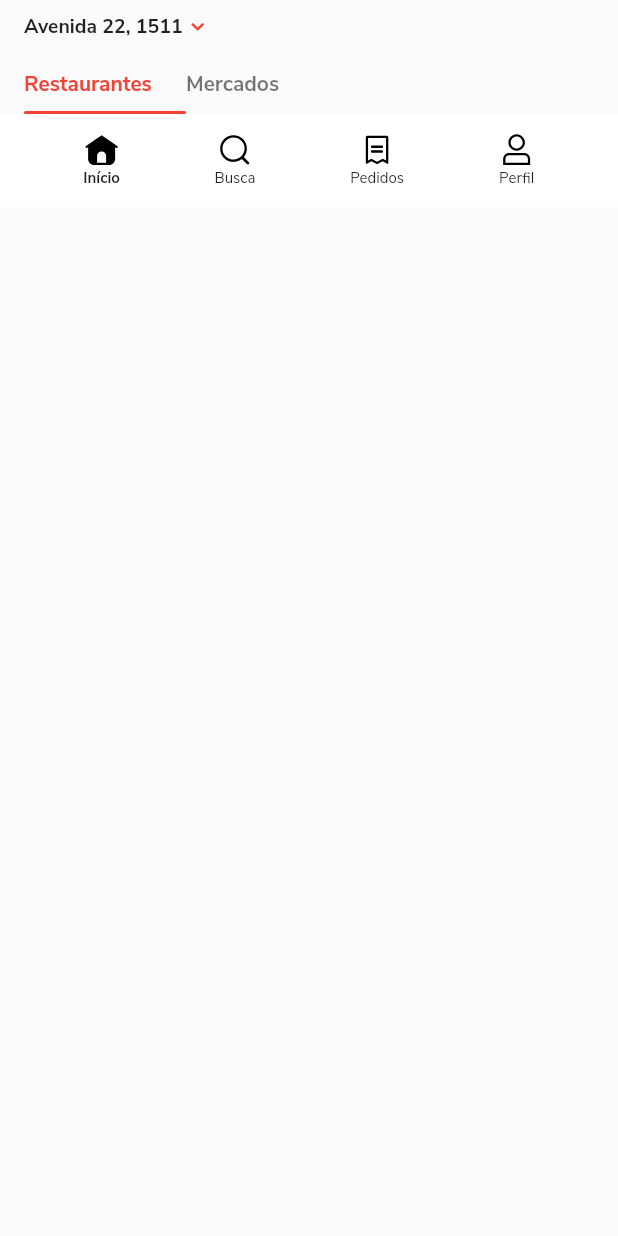
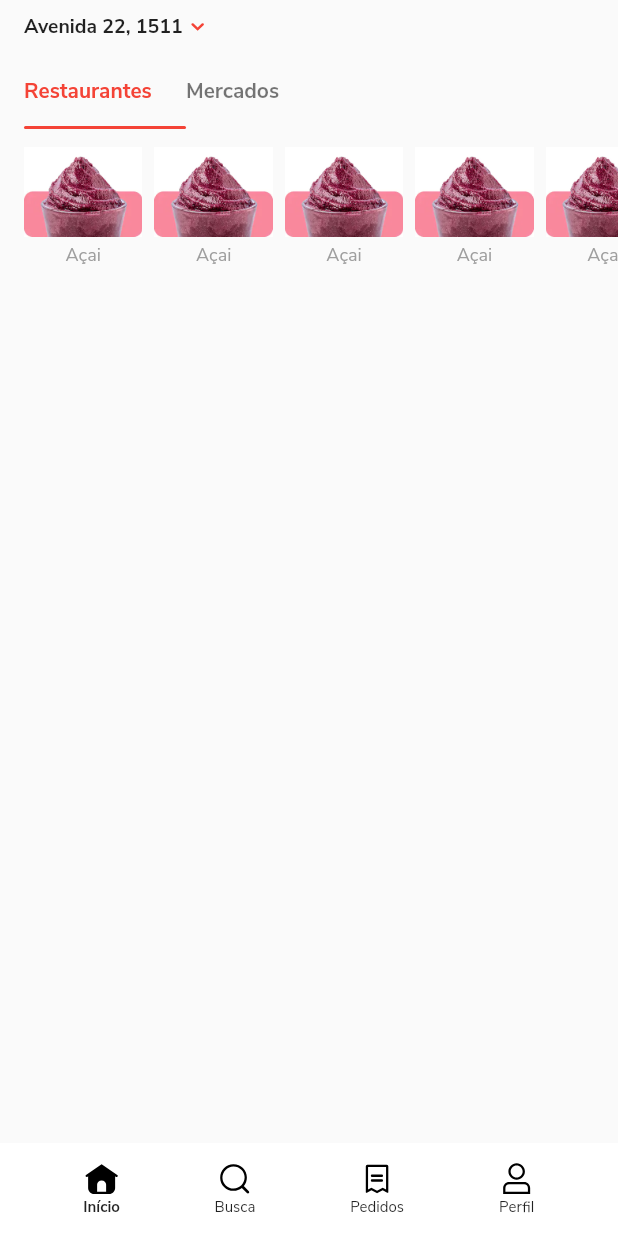
Before and after one commit to joaobaronisilva/iFood, a Flutter app: the screen it shows after launch, on a phone screen of 412 x 824 dp. Run offline on Flutter 3.47's test engine with Material 2 defaults, Android fonts, the phone set to English and light mode, and no system bars; our stand-ins replace flutter_svg, tab_indicator_styler.

Commit message:
added category model

```diff
--- a/lib/core/theme/app_colors.dart
+++ b/lib/core/theme/app_colors.dart
@@ -5,4 +5,5 @@ class AppColors {
   static const Color black = Colors.black;
   static const Color white = Colors.white;
   static const Color black54 = Colors.black54;
+  static const Color grey = Colors.grey;
 }
--- /dev/null
+++ b/lib/core/theme/app_images.dart
@@ -0,0 +1,5 @@
+const String pathImages = 'assets/images/';
+
+class AppImages {
+  static const acai = '${pathImages}categorys/acai.jpg';
+}
--- a/lib/core/theme/app_typography.dart
+++ b/lib/core/theme/app_typography.dart
@@ -20,6 +20,10 @@ class AppTypography {
         );
   }
 
+  static TextStyle? small(BuildContext context) {
+    return Theme.of(context).textTheme.bodyText1?.copyWith(fontSize: 12);
+  }
+
   static TextStyle? localTextStyle(BuildContext context) {
     return Theme.of(context)
         .textTheme
--- /dev/null
+++ b/lib/views/content/components/category_item_component.dart
@@ -0,0 +1,27 @@
+import 'package:flutter/material.dart';
+import 'package:ifood/core/theme/app_colors.dart';
+import 'package:ifood/core/theme/app_images.dart';
+import 'package:ifood/core/theme/app_typography.dart';
+
+class CategoryItemComponent extends StatelessWidget {
+  const CategoryItemComponent({Key? key}) : super(key: key);
+
+  @override
+  Widget build(BuildContext context) {
+    return Column(
+      mainAxisSize: MainAxisSize.min,
+      children: [
+        Image.asset(
+          AppImages.acai,
+          height: 60,
+        ),
+        Padding(
+          padding: const EdgeInsets.only(top: 4),
+          child: Text('Açai',
+              style: AppTypography.small(context)
+                  ?.copyWith(color: AppColors.grey)),
+        ),
+      ],
+    );
+  }
+}
--- a/lib/views/content/components/content_tab_bar_component.dart
+++ b/lib/views/content/components/content_tab_bar_component.dart
@@ -55,10 +55,10 @@ class _ContentTabBarComponentDelegate extends SliverPersistentHeaderDelegate {
   }
 
   @override
-  double get maxExtent => 38;
+  double get maxExtent => 60;
 
   @override
-  double get minExtent => 38;
+  double get minExtent => 60;
 
   @override
   bool shouldRebuild(covariant SliverPersistentHeaderDelegate oldDelegate) {
--- a/lib/views/content/content_page.dart
+++ b/lib/views/content/content_page.dart
@@ -3,6 +3,7 @@ import 'package:ifood/core/theme/app_icons.dart';
 import 'package:ifood/views/content/components/header_local_component.dart';
 
 import 'components/bottom_navigator_component.dart';
+import 'components/category_item_component.dart';
 import 'components/content_tab_bar_component.dart';
 
 class ContentPage extends StatefulWidget {
@@ -29,6 +30,7 @@ class _ContentPageState extends State<ContentPage>
     return Scaffold(
         body: SafeArea(
       child: NestedScrollView(
+          physics: BouncingScrollPhysics(),
           headerSliverBuilder: (context, innerBoxIsScrolled) {
             return [
               HeaderLocationComponent(
@@ -42,6 +44,28 @@ class _ContentPageState extends State<ContentPage>
           },
           body: Column(
             children: [
+              Expanded(
+                child: CustomScrollView(
+                  physics: BouncingScrollPhysics(),
+                  slivers: [
+                    SliverToBoxAdapter(
+                      child: SizedBox(
+                          height: 86,
+                          child: ListView.builder(
+                            physics: BouncingScrollPhysics(),
+                            itemCount: 20,
+                            scrollDirection: Axis.horizontal,
+                            itemBuilder: (context, index) => Padding(
+                              padding: EdgeInsets.only(
+                                  left: index == 0 ? 16 : 0,
+                                  right: index == 20 - 1 ? 16 : 8),
+                              child: CategoryItemComponent(),
+                            ),
+                          )),
+                    )
+                  ],
+                ),
+              ),
               BottomNavigatorComponent(
                 currentIndex: _currentIndex,
                 onTap: (index) {
@@ -73,8 +97,7 @@ class _ContentPageState extends State<ContentPage>
                 ],
               )
             ],
-        ),
-      ),
+          )),
     ));
   }
 }
```
Also changed, not shown: lib/models/category.dart (added, +53 -0 lines). Lines whose indentation alone changed are shown as unchanged.
